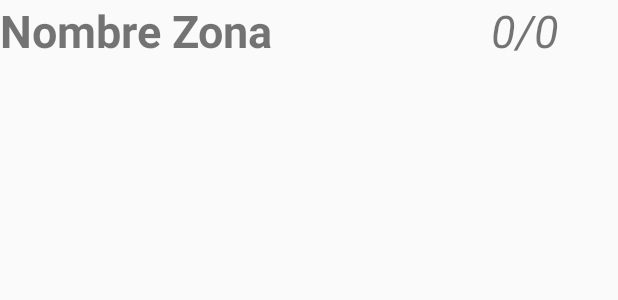
After one commit to matiassalinas/museo_interactivo, an Android app: the layout item_zona.xml on its own in the app's theme, with its tools: preview values and no code run, on a phone screen of 412 x 824 dp. The commit adds this screen. Shown: the top 300 px of the screen. Run offline under Robolectric (Android 15) with nearby library versions, the phone set to English and light mode, and no system bars.

Commit message:
ListView de Zonas. Creacion de ZonasAdapter

```diff
--- a/app/src/main/AndroidManifest.xml
+++ b/app/src/main/AndroidManifest.xml
@@ -6,8 +6,8 @@
 
     <uses-feature android:name="android.hardware.camera" />
     <uses-feature android:name="android.hardware.camera.autofocus" />
-    <uses-permission android:name="android.permission.INTERNET"/>
 
+    <uses-permission android:name="android.permission.INTERNET" />
 
     <application
         android:allowBackup="true"
@@ -24,7 +24,8 @@
             </intent-filter>
         </activity>
         <activity android:name=".DetectorActivity" />
-        <activity android:name=".HomeActivity"></activity>
+        <activity android:name=".HomeActivity" />
+        <activity android:name=".ZonaActivity"></activity>
     </application>
 
 </manifest>
--- /dev/null
+++ b/app/src/main/res/layout/item_zona.xml
@@ -0,0 +1,27 @@
+<?xml version="1.0" encoding="utf-8"?>
+<LinearLayout xmlns:android="http://schemas.android.com/apk/res/android"
+    android:layout_width="match_parent"
+    android:layout_height="match_parent"
+    android:orientation="horizontal">
+
+    <TextView
+        android:id="@+id/zonaName"
+        android:layout_width="match_parent"
+        android:layout_height="match_parent"
+        android:layout_weight="3"
+        android:text="Nombre Zona"
+        android:textAlignment="textStart"
+        android:textSize="30sp"
+        android:textStyle="bold" />
+
+    <TextView
+        android:id="@+id/zonaObjetivos"
+        android:layout_width="match_parent"
+        android:layout_height="match_parent"
+        android:layout_weight="7"
+        android:text="0/0"
+        android:textAlignment="center"
+        android:textSize="30sp"
+        android:textStyle="italic" />
+
+</LinearLayout>
```
Also changed, not shown: app/src/main/java/io/github/matiassalinas/museo_interactivo/HomeActivity.java (+12 -5 lines), app/src/main/java/io/github/matiassalinas/museo_interactivo/ZonaActivity.java (added, +13 -0 lines), app/src/main/java/io/github/matiassalinas/museo_interactivo/ZonasAdapter.java (added, +39 -0 lines), app/src/main/res/layout/activity_zona.xml (added, +9 -0 lines).
